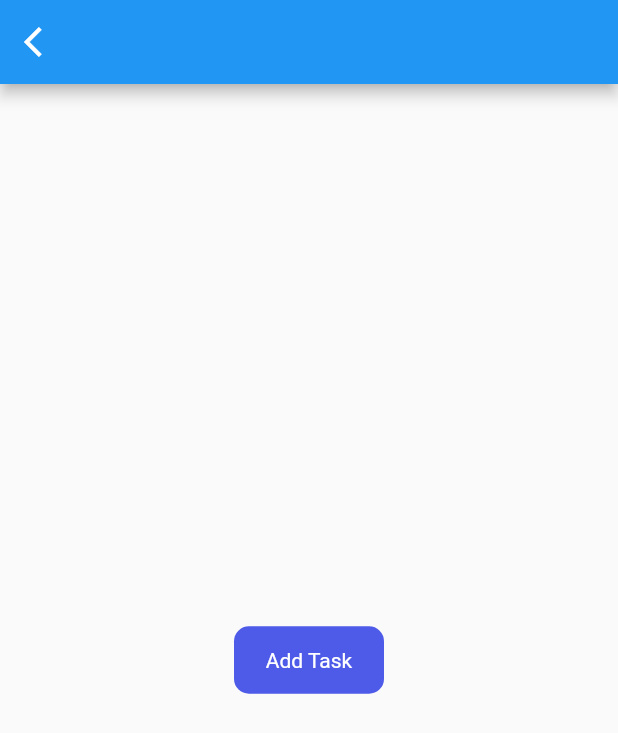
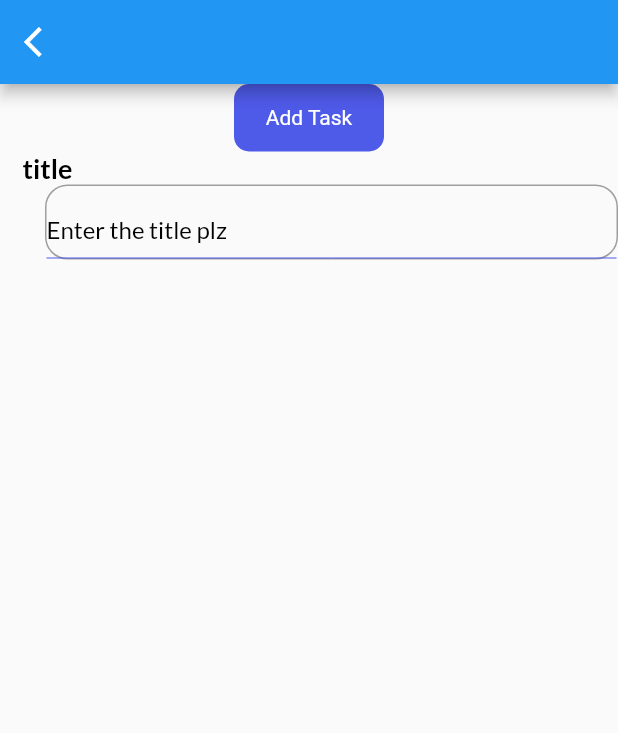
Before and after one commit to MohamedTwfiek-7/to_do_app, a Flutter app: the screen it shows after launch, on a phone screen of 412 x 824 dp. Shown: the top 733 px of the screen. Run offline on Flutter 3.47's test engine with Material 2 defaults, Android fonts, the phone set to English and light mode, and no system bars; our stand-ins replace get, get_storage, google_fonts.

Commit message:
added custom input field

```diff
--- a/lib/ui/pages/home_page.dart
+++ b/lib/ui/pages/home_page.dart
@@ -3,8 +3,10 @@ import 'package:get/get.dart';
 import 'package:get/get_core/src/get_main.dart';
 import 'package:to_do_app/services/theme_services.dart';
 import 'package:to_do_app/ui/pages/notification_screen.dart';
+import 'package:to_do_app/ui/size_config.dart';
 import 'package:to_do_app/ui/widgets/button.dart';
-
+import 'package:to_do_app/ui/widgets/input_field.dart';
+import 'package:to_do_app/ui/size_config.dart';
 class HomePage extends StatefulWidget {
   const HomePage({Key? key}) : super(key: key);
 
@@ -15,6 +17,7 @@ class HomePage extends StatefulWidget {
 class _HomePageState extends State<HomePage> {
   @override
   Widget build(BuildContext context) {
+    SizeConfig().init(context);
     return Scaffold(
       appBar: AppBar(
         leading: IconButton(
@@ -27,10 +30,19 @@ class _HomePageState extends State<HomePage> {
           ),
         ),
       ),
-      body: Center(
-        child: MyButton(
-          label: 'Add Task',
-          onTap: () {},
+      body: Container(
+        child: SingleChildScrollView(
+          child: Column(
+            mainAxisAlignment: MainAxisAlignment.center,
+            crossAxisAlignment: CrossAxisAlignment.center,
+            children: [
+              MyButton(
+                label: 'Add Task',
+                onTap: () {},
+              ),
+              InputField(title: 'title', hint: 'Enter the title plz'),
+            ],
+          ),
         ),
       ),
     );
--- a/lib/ui/theme.dart
+++ b/lib/ui/theme.dart
@@ -23,6 +23,8 @@ class Themes {
     brightness: Brightness.dark,
   );
 
+
+}
 TextStyle get headingStyle {
   return GoogleFonts.lato(
     textStyle: TextStyle(
@@ -77,4 +79,3 @@ class Themes {
     ),
   );
 }
-}
--- a/lib/ui/widgets/input_field.dart
+++ b/lib/ui/widgets/input_field.dart
@@ -1,10 +1,77 @@
 import 'package:flutter/material.dart';
+import 'package:get/get.dart';
+import 'package:to_do_app/ui/size_config.dart';
+import 'package:to_do_app/ui/theme.dart';
 
 class InputField extends StatelessWidget {
-  const InputField({Key? key}) : super(key: key);
+  const InputField({
+    Key? key,
+    required this.title,
+    required this.hint,
+    this.controller,
+    this.widget,
+  }) : super(key: key);
+
+  final String title;
+  final String hint;
+  final TextEditingController? controller;
+  final Widget? widget;
 
   @override
   Widget build(BuildContext context) {
-    return Container();
+    return Container(
+      margin: EdgeInsets.only(left: 15),
+      child: Column(
+        crossAxisAlignment: CrossAxisAlignment.start,
+        children: [
+          Text(
+            title,
+            style: titleStyle,
+          ),
+          Container(
+            padding: EdgeInsets.only(top: 10),
+            margin: EdgeInsets.only(left: 15),
+            width: SizeConfig.screenWidth,
+            height: 50,
+            decoration: BoxDecoration(
+              borderRadius: BorderRadius.circular(15),
+              border: Border.all(
+                color: Colors.grey,
+              ),
+            ),
+            child: Row(
+              children: [
+                Expanded(
+                  child: TextFormField(
+                    controller: controller,
+                    autofocus: false,
+                    readOnly: widget != null? true : false,
+                    style: subTitleStyle,
+                    cursorColor: Get.isDarkMode ? Colors.grey[100] : Colors.grey[700],
+                    decoration: InputDecoration(
+                      hintText: hint,
+                      hintStyle: subTitleStyle,
+                      enabledBorder: UnderlineInputBorder(
+                        borderSide: BorderSide(
+                          color: context.theme.backgroundColor,
+                          width: 0,
+                        ),
+                      ),
+                      focusedBorder: UnderlineInputBorder(
+                        borderSide: BorderSide(
+                          color: context.theme.backgroundColor,
+                          width: 0,
+                        ),
+                      ),
+                    ),
+                  ),
+                ),
+                widget ?? Container(),
+              ],
+            ),
+          ),
+        ],
+      ),
+    );
   }
 }
```
Lines whose indentation alone changed are shown as unchanged.
